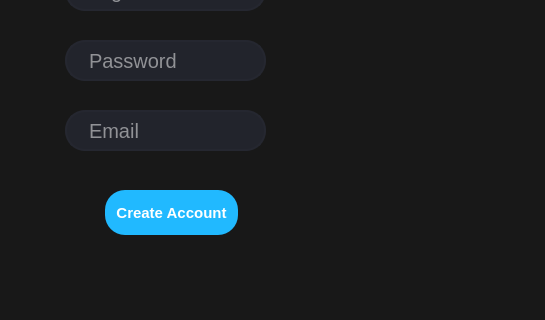
BethencourtFlorian/Platlog_c, file forms/mainwindow.ui: the form before one commit; both pictures show x 255 to 800 and y 280 to 600 of the 800 by 600 pixel window.
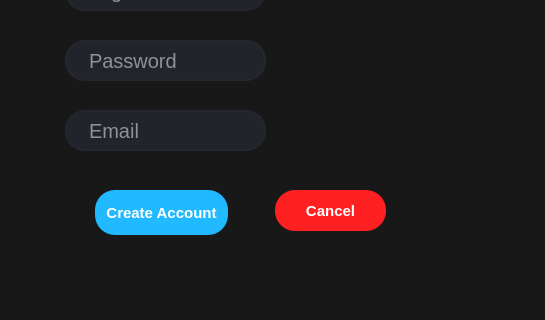
The form after the commit.

Commit message: AJout bouton retour inscription

The edit to the form file:
```diff
--- a/forms/mainwindow.ui
+++ b/forms/mainwindow.ui
@@ -29,7 +29,7 @@
    <widget class="QPushButton" name="button_inscription">
     <property name="geometry">
      <rect>
-      <x>360</x>
+      <x>350</x>
       <y>470</y>
       <width>133</width>
       <height>45</height>
@@ -265,6 +265,33 @@
      <string>Sign Up</string>
     </property>
    </widget>
+   <widget class="QPushButton" name="button_back">
+    <property name="geometry">
+     <rect>
+      <x>530</x>
+      <y>470</y>
+      <width>111</width>
+      <height>41</height>
+     </rect>
+    </property>
+    <property name="styleSheet">
+     <string notr="true">QPushButton{
+	border-radius: 20px;
+	background-color: rgb(255, 33, 33);
+	font-weight:  bold;
+	font-size: 15px;
+	color: rgb(255, 255, 255);
+}
+
+QPushButton:hover{
+	
+	background-color: rgb(16, 124, 255);
+}</string>
+    </property>
+    <property name="text">
+     <string>Cancel</string>
+    </property>
+   </widget>
   </widget>
   <widget class="QMenuBar" name="menubar">
    <property name="geometry">
```
The commit also changes 2 other files.
